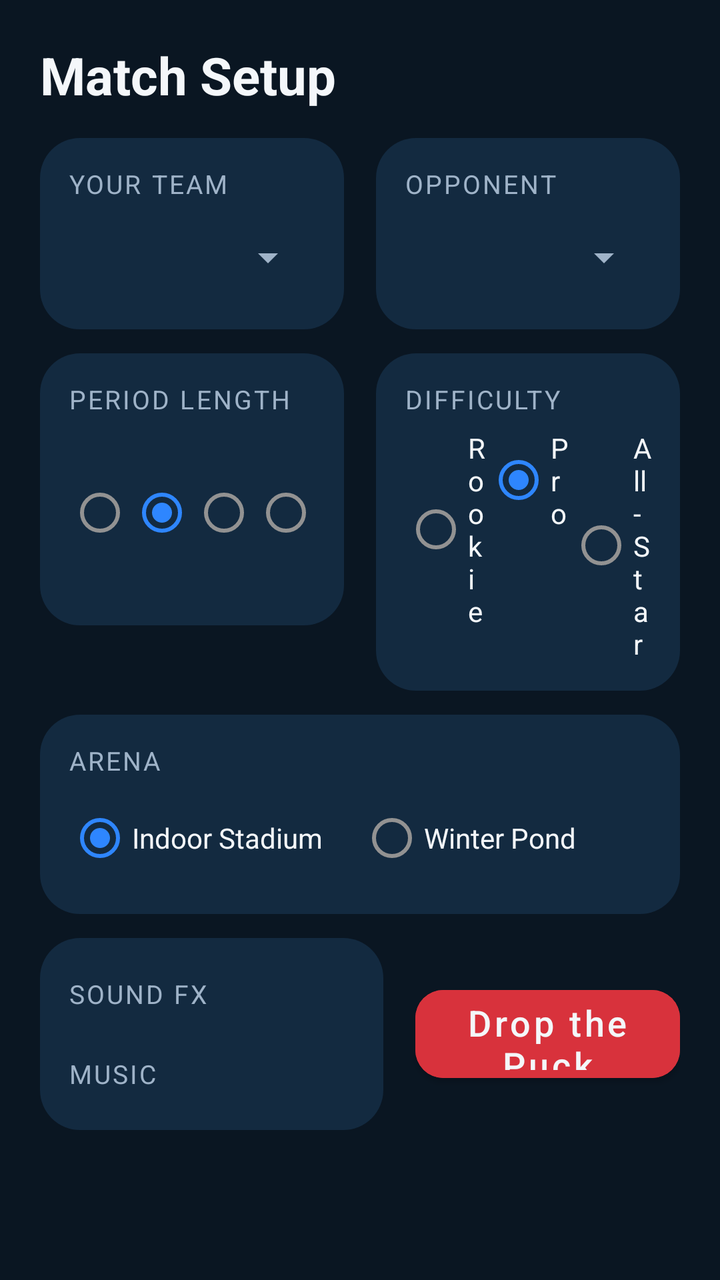
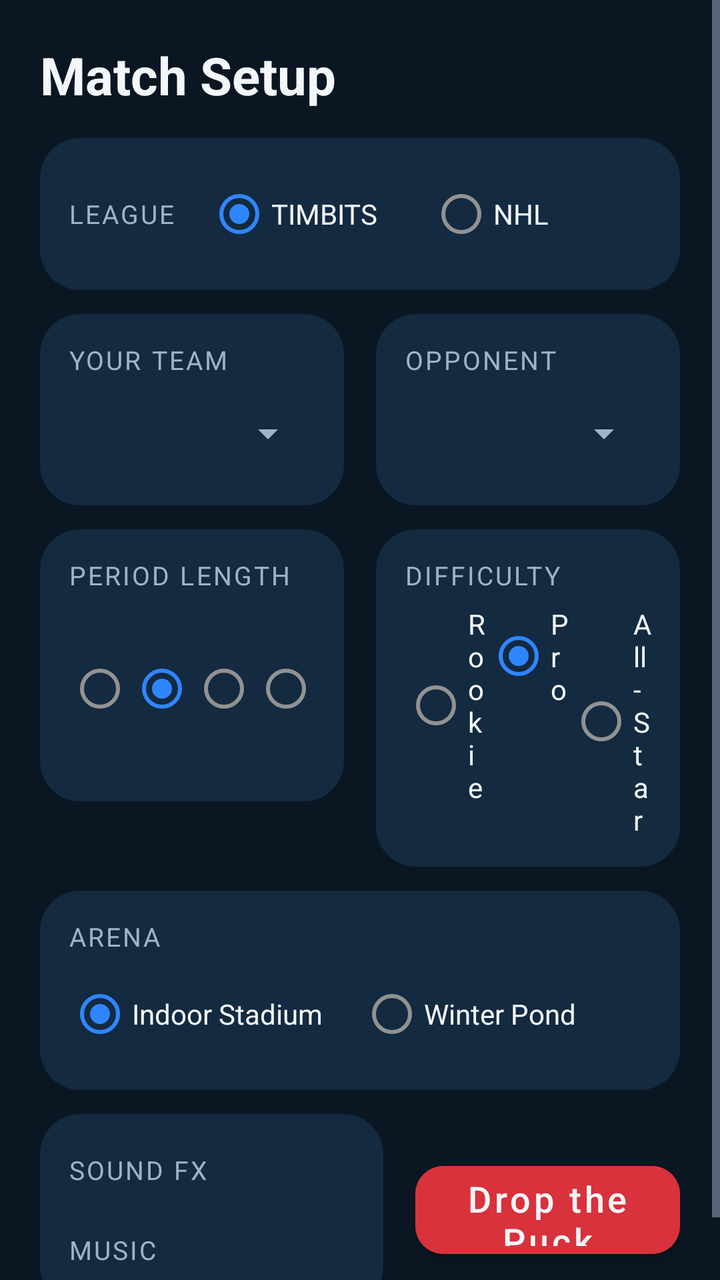

Two renders of the same Android screen: before a commit and after it. Below are the layout's source before the change and the commit's diff.
<!-- AndroidManifest.xml: application theme Theme.TableHockey -->
<!-- res/layout/activity_match_settings.xml -->
<?xml version="1.0" encoding="utf-8"?>
<ScrollView xmlns:android="http://schemas.android.com/apk/res/android"
    android:layout_width="match_parent"
    android:layout_height="match_parent"
    android:background="@color/bg_dark">

    <LinearLayout
        android:layout_width="match_parent"
        android:layout_height="wrap_content"
        android:orientation="vertical"
        android:padding="20dp">

        <TextView
            android:layout_width="wrap_content"
            android:layout_height="wrap_content"
            android:text="@string/settings_title"
            android:textColor="@color/text_primary"
            android:textSize="26sp"
            android:textStyle="bold"
            android:layout_marginBottom="14dp" />

        <LinearLayout
            android:layout_width="match_parent"
            android:layout_height="wrap_content"
            android:orientation="horizontal">

            <LinearLayout
                android:layout_width="0dp"
                android:layout_height="wrap_content"
                android:layout_weight="1"
                android:orientation="vertical"
                android:background="@drawable/bg_card"
                android:padding="14dp"
                android:layout_marginEnd="8dp">

                <TextView style="@style/SectionLabel" android:layout_width="wrap_content" android:layout_height="wrap_content" android:text="@string/settings_your_team" />
                <Spinner
                    android:id="@+id/spinnerHomeTeam"
                    android:layout_width="match_parent"
                    android:layout_height="44dp"
                    android:layout_marginTop="6dp" />
            </LinearLayout>

            <LinearLayout
                android:layout_width="0dp"
                android:layout_height="wrap_content"
                android:layout_weight="1"
                android:orientation="vertical"
                android:background="@drawable/bg_card"
                android:padding="14dp"
                android:layout_marginStart="8dp">

                <TextView style="@style/SectionLabel" android:layout_width="wrap_content" android:layout_height="wrap_content" android:text="@string/settings_opponent" />
                <Spinner
                    android:id="@+id/spinnerAwayTeam"
                    android:layout_width="match_parent"
                    android:layout_height="44dp"
                    android:layout_marginTop="6dp" />
            </LinearLayout>
        </LinearLayout>

        <LinearLayout
            android:layout_width="match_parent"
            android:layout_height="wrap_content"
            android:orientation="horizontal"
            android:layout_marginTop="12dp">

            <LinearLayout
                android:layout_width="0dp"
                android:layout_height="wrap_content"
                android:layout_weight="1"
                android:orientation="vertical"
                android:background="@drawable/bg_card"
                android:padding="14dp"
                android:layout_marginEnd="8dp">

                <TextView style="@style/SectionLabel" android:layout_width="wrap_content" android:layout_height="wrap_content" android:text="@string/settings_period_length" />

                <RadioGroup
                    android:id="@+id/radioPeriodLength"
                    android:layout_width="match_parent"
                    android:layout_height="wrap_content"
                    android:orientation="horizontal"
                    android:layout_marginTop="6dp">
                    <RadioButton android:id="@+id/period1" android:layout_width="0dp" android:layout_height="wrap_content" android:layout_weight="1" android:text="@string/period_1" android:textColor="@color/text_primary" />
                    <RadioButton android:id="@+id/period2" android:layout_width="0dp" android:layout_height="wrap_content" android:layout_weight="1" android:text="@string/period_2" android:textColor="@color/text_primary" android:checked="true" />
                    <RadioButton android:id="@+id/period3" android:layout_width="0dp" android:layout_height="wrap_content" android:layout_weight="1" android:text="@string/period_3" android:textColor="@color/text_primary" />
                    <RadioButton android:id="@+id/period5" android:layout_width="0dp" android:layout_height="wrap_content" android:layout_weight="1" android:text="@string/period_5" android:textColor="@color/text_primary" />
                </RadioGroup>
            </LinearLayout>

            <LinearLayout
                android:layout_width="0dp"
                android:layout_height="wrap_content"
                android:layout_weight="1"
                android:orientation="vertical"
                android:background="@drawable/bg_card"
                android:padding="14dp"
                android:layout_marginStart="8dp">

                <TextView style="@style/SectionLabel" android:layout_width="wrap_content" android:layout_height="wrap_content" android:text="@string/settings_difficulty" />

                <RadioGroup
                    android:id="@+id/radioDifficulty"
                    android:layout_width="match_parent"
                    android:layout_height="wrap_content"
                    android:orientation="horizontal"
                    android:layout_marginTop="6dp">
                    <RadioButton android:id="@+id/diffEasy" android:layout_width="0dp" android:layout_height="wrap_content" android:layout_weight="1" android:text="@string/difficulty_easy" android:textColor="@color/text_primary" />
                    <RadioButton android:id="@+id/diffMedium" android:layout_width="0dp" android:layout_height="wrap_content" android:layout_weight="1" android:text="@string/difficulty_medium" android:textColor="@color/text_primary" android:checked="true" />
                    <RadioButton android:id="@+id/diffHard" android:layout_width="0dp" android:layout_height="wrap_content" android:layout_weight="1" android:text="@string/difficulty_hard" android:textColor="@color/text_primary" />
                </RadioGroup>
            </LinearLayout>
        </LinearLayout>

        <LinearLayout
            android:layout_width="match_parent"
            android:layout_height="wrap_content"
            android:orientation="vertical"
            android:background="@drawable/bg_card"
            android:padding="14dp"
            android:layout_marginTop="12dp">

            <TextView style="@style/SectionLabel" android:layout_width="wrap_content" android:layout_height="wrap_content" android:text="@string/settings_arena" />

            <RadioGroup
                android:id="@+id/radioArena"
                android:layout_width="match_parent"
                android:layout_height="wrap_content"
                android:orientation="horizontal"
                android:layout_marginTop="6dp">
                <RadioButton android:id="@+id/arenaIndoor" android:layout_width="0dp" android:layout_height="wrap_content" android:layout_weight="1" android:text="@string/arena_indoor" android:textColor="@color/text_primary" android:checked="true" />
                <RadioButton android:id="@+id/arenaWinterPond" android:layout_width="0dp" android:layout_height="wrap_content" android:layout_weight="1" android:text="@string/arena_winter_pond" android:textColor="@color/text_primary" />
            </RadioGroup>
        </LinearLayout>

        <LinearLayout
            android:layout_width="match_parent"
            android:layout_height="wrap_content"
            android:orientation="horizontal"
            android:gravity="center_vertical"
            android:layout_marginTop="12dp">

            <LinearLayout
                android:layout_width="0dp"
                android:layout_height="wrap_content"
                android:layout_weight="1.3"
                android:orientation="vertical"
                android:background="@drawable/bg_card"
                android:paddingStart="14dp"
                android:paddingEnd="14dp"
                android:paddingTop="8dp"
                android:paddingBottom="8dp"
                android:layout_marginEnd="8dp">

                <include
                    android:id="@+id/audioSliders"
                    layout="@layout/audio_sliders" />
            </LinearLayout>

            <Button
                android:id="@+id/btnStart"
                style="@style/MenuButton"
                android:layout_width="0dp"
                android:layout_weight="1"
                android:layout_marginStart="8dp"
                android:backgroundTint="@color/accent_red"
                android:text="@string/settings_start" />
        </LinearLayout>

    </LinearLayout>
</ScrollView>
<!-- res/layout/audio_sliders.xml (included above) -->
<?xml version="1.0" encoding="utf-8"?>
<LinearLayout xmlns:android="http://schemas.android.com/apk/res/android"
    android:layout_width="match_parent"
    android:layout_height="wrap_content"
    android:orientation="vertical">

    <LinearLayout
        android:layout_width="match_parent"
        android:layout_height="wrap_content"
        android:orientation="horizontal"
        android:gravity="center_vertical">

        <TextView
            style="@style/SectionLabel"
            android:layout_width="92dp"
            android:layout_height="wrap_content"
            android:text="@string/audio_sfx" />

        <SeekBar
            android:id="@+id/seekSfx"
            android:layout_width="0dp"
            android:layout_height="40dp"
            android:layout_weight="1" />

        <TextView
            android:id="@+id/textSfx"
            android:layout_width="52dp"
            android:layout_height="wrap_content"
            android:gravity="end"
            android:textColor="@color/text_primary"
            android:textSize="15sp"
            android:textStyle="bold" />
    </LinearLayout>

    <LinearLayout
        android:layout_width="match_parent"
        android:layout_height="wrap_content"
        android:orientation="horizontal"
        android:gravity="center_vertical">

        <TextView
            style="@style/SectionLabel"
            android:layout_width="92dp"
            android:layout_height="wrap_content"
            android:text="@string/audio_music" />

        <SeekBar
            android:id="@+id/seekMusic"
            android:layout_width="0dp"
            android:layout_height="40dp"
            android:layout_weight="1" />

        <TextView
            android:id="@+id/textMusic"
            android:layout_width="52dp"
            android:layout_height="wrap_content"
            android:gravity="end"
            android:textColor="@color/text_primary"
            android:textSize="15sp"
            android:textStyle="bold" />
    </LinearLayout>
</LinearLayout>
<!-- resources referenced by this layout -->
<resources>
  <color name="accent_red">#D8323C</color>
  <color name="bg_dark">#0A1622</color>
  <color name="text_primary">#F4F7FA</color>
  <!-- drawable bg_card (drawable) -->
  <?xml version="1.0" encoding="utf-8"?>
  <shape xmlns:android="http://schemas.android.com/apk/res/android">
      <solid android:color="@color/bg_dark_2" />
      <corners android:radius="20dp" />
  </shape>
  <string name="arena_indoor">Indoor Stadium</string>
  <string name="arena_winter_pond">Winter Pond</string>
  <string name="audio_music">Music</string>
  <string name="audio_sfx">Sound FX</string>
  <string name="difficulty_easy">Rookie</string>
  <string name="difficulty_hard">All-Star</string>
  <string name="difficulty_medium">Pro</string>
  <string name="period_1">1 min</string>
  <string name="period_2">2 min</string>
  <string name="period_3">3 min</string>
  <string name="period_5">5 min</string>
  <string name="settings_arena">Arena</string>
  <string name="settings_difficulty">Difficulty</string>
  <string name="settings_opponent">Opponent</string>
  <string name="settings_period_length">Period Length</string>
  <string name="settings_start">Drop the Puck</string>
  <string name="settings_title">Match Setup</string>
  <string name="settings_your_team">Your Team</string>
  <style name="MenuButton" parent="Widget.MaterialComponents.Button">
          <item name="android:layout_width">match_parent</item>
          <item name="android:layout_height">56dp</item>
          <item name="android:textSize">18sp</item>
          <item name="android:textAllCaps">false</item>
          <item name="backgroundTint">@color/button_bg</item>
          <item name="android:textColor">@color/text_primary</item>
          <item name="cornerRadius">14dp</item>
      </style>
  <style name="SectionLabel">
          <item name="android:textColor">@color/text_secondary</item>
          <item name="android:textSize">13sp</item>
          <item name="android:textAllCaps">true</item>
          <item name="android:letterSpacing">0.08</item>
      </style>
  <style name="Theme.TableHockey" parent="Theme.MaterialComponents.NoActionBar">
          <item name="colorPrimary">@color/accent</item>
          <item name="colorPrimaryDark">@color/bg_dark</item>
          <item name="colorAccent">@color/accent</item>
          <item name="android:windowBackground">@color/bg_dark</item>
          <item name="android:statusBarColor">@color/bg_dark</item>
          <item name="android:navigationBarColor">@color/bg_dark</item>
          <item name="android:windowFullscreen">false</item>
          <item name="android:spinnerItemStyle">@style/SpinnerItem</item>
          <item name="android:textColorPrimary">@color/text_primary</item>
          <item name="android:textColorSecondary">@color/text_secondary</item>
      </style>
  <color name="bg_dark_2">#132A40</color>
  <color name="button_bg">#173A5E</color>
  <color name="text_secondary">#9FB3C8</color>
  <color name="accent">#2E86FF</color>
  <style name="SpinnerItem" parent="Widget.AppCompat.TextView.SpinnerItem">
          <item name="android:textColor">@color/text_primary</item>
      </style>
</resources>

<!-- the commit's change to res/layout/activity_match_settings.xml (unified diff, before → after) -->
@@ -18,6 +18,28 @@
             android:textSize="26sp"
             android:textStyle="bold"
             android:layout_marginBottom="14dp" />
+
+        <LinearLayout
+            android:layout_width="match_parent"
+            android:layout_height="wrap_content"
+            android:orientation="horizontal"
+            android:gravity="center_vertical"
+            android:background="@drawable/bg_card"
+            android:padding="14dp"
+            android:layout_marginBottom="12dp">
+
+            <TextView style="@style/SectionLabel" android:layout_width="wrap_content" android:layout_height="wrap_content" android:text="@string/settings_league" android:layout_marginEnd="16dp" />
+
+            <RadioGroup
+                android:id="@+id/radioLeague"
+                android:layout_width="0dp"
+                android:layout_height="wrap_content"
+                android:layout_weight="1"
+                android:orientation="horizontal">
+                <RadioButton android:id="@+id/leagueTimbits" android:layout_width="0dp" android:layout_height="wrap_content" android:layout_weight="1" android:text="@string/league_timbits" android:textColor="@color/text_primary" android:checked="true" />
+                <RadioButton android:id="@+id/leagueNhl" android:layout_width="0dp" android:layout_height="wrap_content" android:layout_weight="1" android:text="@string/league_nhl" android:textColor="@color/text_primary" />
+            </RadioGroup>
+        </LinearLayout>
 
         <LinearLayout
             android:layout_width="match_parent"
<!-- resource entries referenced after the edit -->
@@ -16,12 +16,15 @@
   <string name="difficulty_easy">Rookie</string>
   <string name="difficulty_hard">All-Star</string>
   <string name="difficulty_medium">Pro</string>
+  <string name="league_nhl">NHL</string>
+  <string name="league_timbits">TIMBITS</string>
   <string name="period_1">1 min</string>
   <string name="period_2">2 min</string>
   <string name="period_3">3 min</string>
   <string name="period_5">5 min</string>
   <string name="settings_arena">Arena</string>
   <string name="settings_difficulty">Difficulty</string>
+  <string name="settings_league">LEAGUE</string>
   <string name="settings_opponent">Opponent</string>
   <string name="settings_period_length">Period Length</string>
   <string name="settings_start">Drop the Puck</string>
